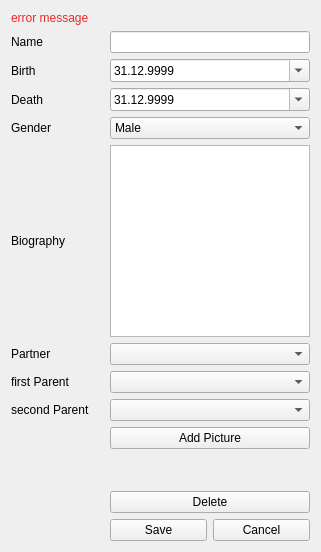
Qt form FamilyTree/src/gui/editpanel.ui (moumitahmad/Stammbaum) before a commit.
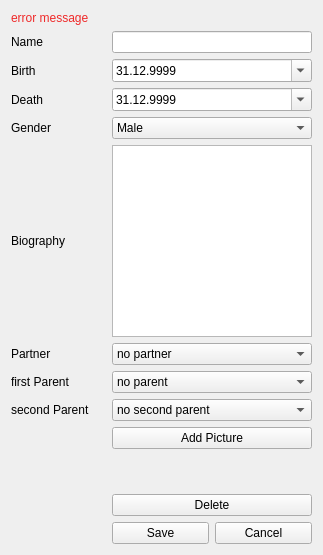
The same form after that commit.

Commit message: default value for parent/partner

Patch:
```diff
--- a/FamilyTree/src/gui/editpanel.ui
+++ b/FamilyTree/src/gui/editpanel.ui
@@ -6,8 +6,8 @@
    <rect>
     <x>0</x>
     <y>0</y>
-    <width>321</width>
-    <height>552</height>
+    <width>323</width>
+    <height>555</height>
    </rect>
   </property>
   <property name="windowTitle">
@@ -117,7 +117,7 @@
       <widget class="QComboBox" name="In_FirstParent">
        <item>
         <property name="text">
-         <string/>
+         <string>no parent</string>
         </property>
        </item>
       </widget>
@@ -151,7 +151,7 @@
       <widget class="QComboBox" name="ChoosePartner">
        <item>
         <property name="text">
-         <string/>
+         <string>no partner</string>
         </property>
        </item>
       </widget>
@@ -233,7 +233,7 @@
         </size>
        </property>
        <property name="currentText">
-        <string>Unknown</string>
+        <string>Male</string>
        </property>
        <item>
         <property name="text">
@@ -265,7 +265,13 @@
       </widget>
      </item>
      <item row="10" column="1">
-      <widget class="QComboBox" name="In_SecondParent"/>
+      <widget class="QComboBox" name="In_SecondParent">
+       <item>
+        <property name="text">
+         <string>no second parent</string>
+        </property>
+       </item>
+      </widget>
      </item>
     </layout>
    </item>
```
